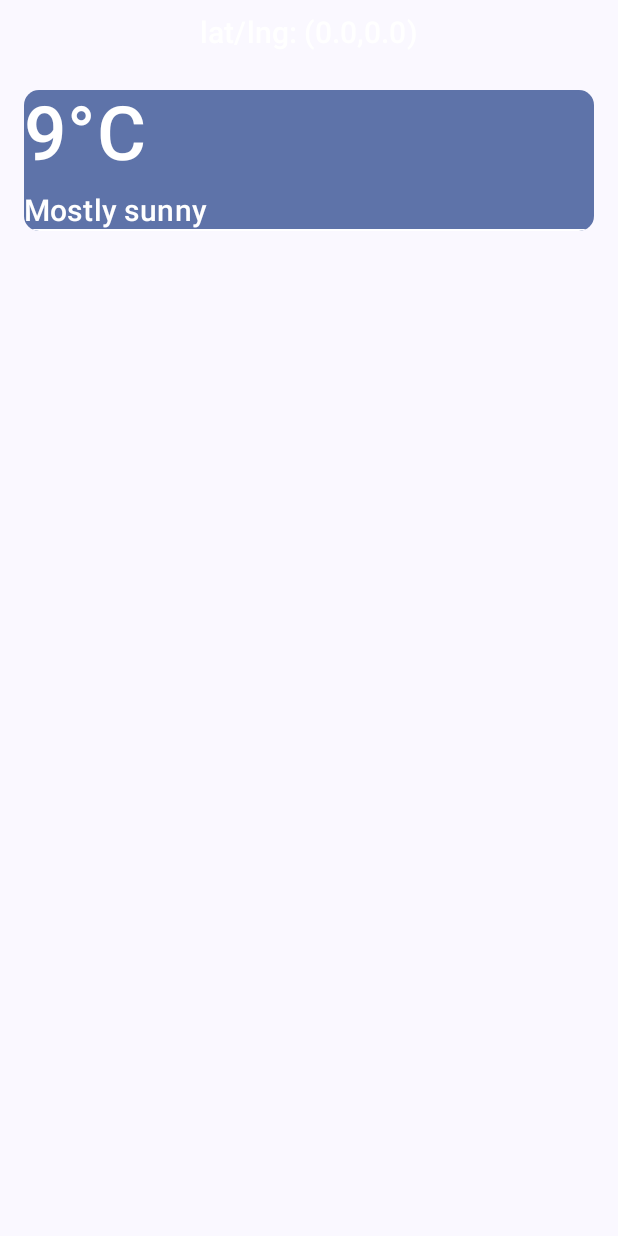
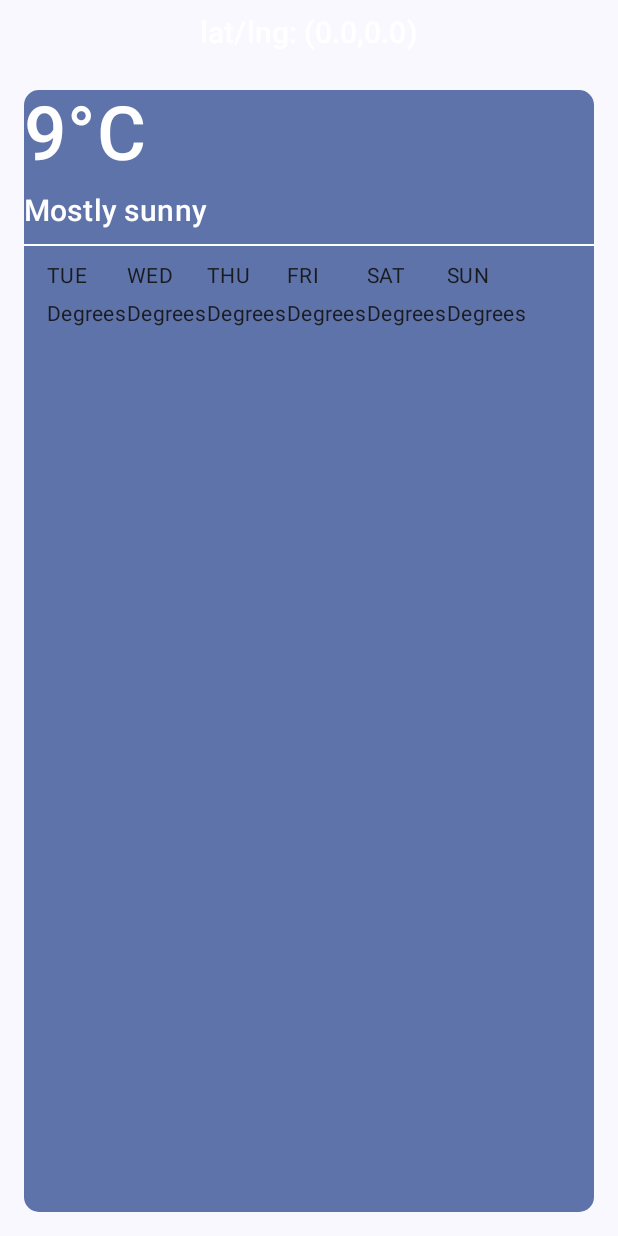
Before and after one commit to AAVCI19/weather-condition-application, an Android app built with Jetpack Compose: the composable WeatherScreen shown on its own in the app's theme, on a phone screen of 412 x 824 dp. Run offline under Robolectric (Android 15) with nearby library versions, the phone set to English and light mode, and no system bars.

Commit message:
initialized Weekly Summary Row

```diff
--- a/app/src/main/java/com/example/weatherconditionapplication/ui/WeatherScreen.kt
+++ b/app/src/main/java/com/example/weatherconditionapplication/ui/WeatherScreen.kt
@@ -3,12 +3,15 @@ package com.example.weatherconditionapplication.ui
 import androidx.activity.compose.BackHandler
 import androidx.compose.foundation.layout.Arrangement
 import androidx.compose.foundation.layout.Column
+import androidx.compose.foundation.layout.PaddingValues
 import androidx.compose.foundation.layout.Row
 import androidx.compose.foundation.layout.Spacer
 import androidx.compose.foundation.layout.fillMaxHeight
 import androidx.compose.foundation.layout.fillMaxWidth
 import androidx.compose.foundation.layout.height
 import androidx.compose.foundation.layout.padding
+import androidx.compose.foundation.lazy.LazyColumn
+import androidx.compose.foundation.lazy.LazyRow
 import androidx.compose.foundation.shape.RoundedCornerShape
 import androidx.compose.material3.Card
 import androidx.compose.material3.CardDefaults
@@ -42,6 +45,7 @@ fun WeatherScreen(
         ){
             Text(
                 text = "${weatherUiState.currentLocation}",
+                //text = "${weatherUiState.weatherInfoList[0].temperatureDegree}",
                 //text = "Uskumruköy",
                 fontSize = 20.sp,
                 style = MaterialTheme.typography.titleSmall,
@@ -60,15 +64,11 @@ fun WeatherScreen(
         ){
             //Text (text = "Hello")
             DailySummaryRow(weatherUiState, modifier)
-            //WeeklySummaryRow(weatherUiState, modifier)
+            Spacer(modifier = Modifier.height(10.dp))
+            WeeklySummaryRow(weatherUiState, modifier)
         }
     }
 
-}
-
-@Composable
-fun WeeklySummaryRow(weatherUiState: WeatherUiState, modifier: Modifier) {
-    TODO("Not yet implemented")
 }
 
 @Composable
@@ -100,14 +100,56 @@ fun DailySummaryRow(
                 color = MaterialTheme.colorScheme.onPrimaryContainer
             )
         }
+        Spacer(modifier = Modifier.height(10.dp))
         Divider(
             color = MaterialTheme.colorScheme.onPrimaryContainer,
             modifier = Modifier
                 .height(1.dp)
                 .fillMaxWidth()
         )
+    }
+}
 
+@Composable
+fun WeeklySummaryRow(
+    weatherUiState: WeatherUiState,
+    modifier: Modifier
+) {
+    LazyRow(
+        //columns = GridCells.Fixed(1),
+        contentPadding = PaddingValues(start = 15.dp, end = 15.dp, bottom = 10.dp),
+    ){
+        val daysOfWeek = listOf("TUE", "WED", "THU", "FRI", "SAT", "SUN")
+        items(6){
+            WeekDayItem(
+                weatherUiState = weatherUiState,
+                modifier = modifier,
+                day = daysOfWeek[it]
+            )
+        }
 
     }
+}
 
+@Composable
+fun WeekDayItem(
+    weatherUiState: WeatherUiState,
+    modifier: Modifier,
+    day: String
+) {
+    Column(
+        modifier = Modifier.fillMaxHeight().fillMaxWidth()
+    ){
+        Text (
+            text = day,
+            style = MaterialTheme.typography.bodyMedium,
+            color = MaterialTheme.colorScheme.onSurface
+        )
+        Spacer(modifier = Modifier.height(5.dp))
+        Text (
+            text = "Degrees",
+            style = MaterialTheme.typography.bodyMedium,
+            color = MaterialTheme.colorScheme.onSurface
+        )
+    }
 }
```
